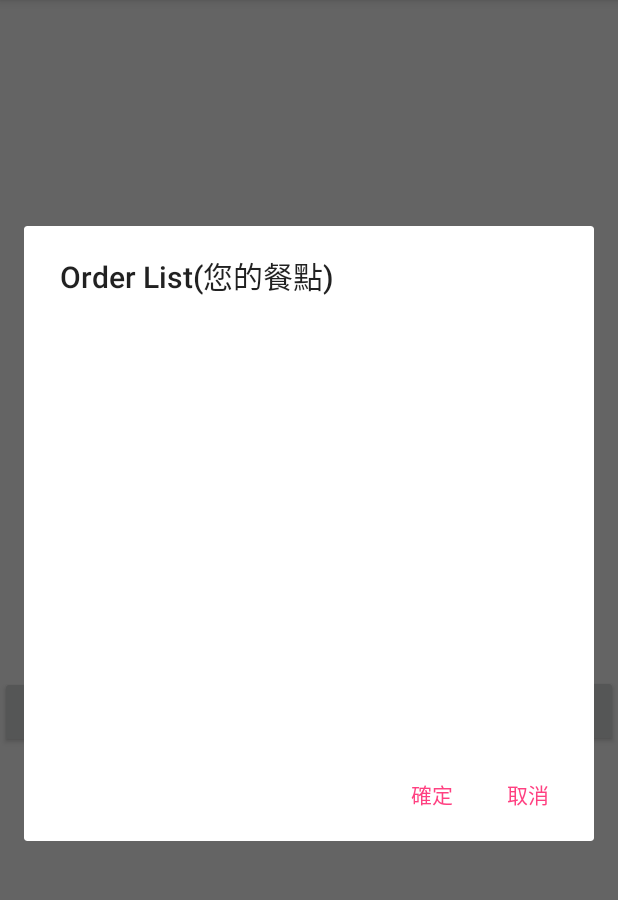
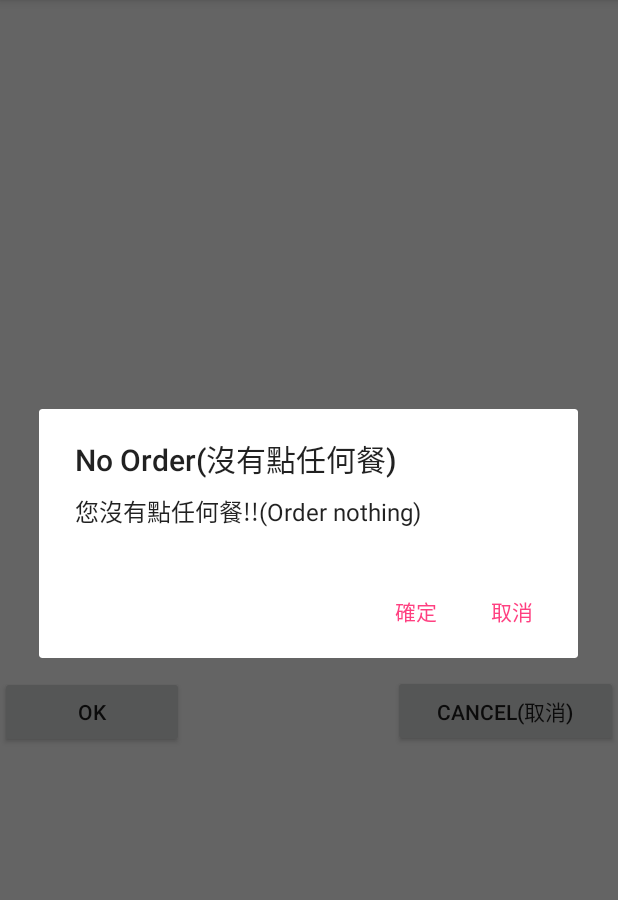
Before and after one commit to kown2007/OrderByYo, an Android app: the fragment NextOrderFragment shown on its own in the app's theme, after a tap on "OK", on a phone screen of 412 x 824 dp, the part 84-984 px from its top. Run offline under Robolectric (Android 15) with nearby library versions, the phone set to English and light mode, and no system bars; our stand-ins replace Firebase (no records; nobody signed in at launch, a user with empty details on screens opened directly); 3 statements that could not run were skipped.

```diff
--- a/app/src/main/java/com/myapplication/xuan/orderbyyo/NextOrderFragment.java
+++ b/app/src/main/java/com/myapplication/xuan/orderbyyo/NextOrderFragment.java
@@ -16,6 +16,7 @@ import android.widget.ArrayAdapter;
 import android.widget.Button;
 import android.widget.CheckedTextView;
 import android.widget.ListView;
+import android.widget.TextView;
 
 import com.google.firebase.database.DataSnapshot;
 import com.google.firebase.database.DatabaseError;
@@ -54,7 +55,8 @@ public class NextOrderFragment extends Fragment {
     private Button btnNextOK,btnNextC;
     public String choose1,choose2,OLG;
     private List nextList,myorderList,priceList,checklist;
-    private int total;
+    private int total=0;
+    private TextView tvTotal;
     MainActivity activity;
 
 
@@ -107,6 +109,7 @@ public class NextOrderFragment extends Fragment {
         listView_next = (ListView)view.findViewById(R.id.listView_next);
         btnNextOK = (Button)view.findViewById(R.id.btnNextOK);
         btnNextC = (Button)view.findViewById(R.id.btnNextCancel);
+
 
         nextList = new ArrayList();
         myorderList =new ArrayList();
@@ -172,20 +175,36 @@ public class NextOrderFragment extends Fragment {
             switch (v.getId()){
                 case R.id.btnNextOK:
                     Total();
+                    if(total==0){
+                        AlertDialog.Builder builder0 = new AlertDialog.Builder(getActivity());
+                        builder0.setTitle("No Order(沒有點任何餐)");
+                        builder0.setMessage("您沒有點任何餐!!(Order nothing)");
+                        builder0.setPositiveButton("取消", null);
+                        builder0.setNegativeButton("確定", new DialogInterface.OnClickListener() {
+                            @Override
+                            public void onClick(DialogInterface dialog, int which) {
+                                activity.CloseNextOrder();
+                            }
+                        });
+                        builder0.show();
+                    }else {
                         ListView lvCO =
                                 (ListView) vCheckOrder.findViewById(R.id.lv_CheckOrder);
+                        tvTotal = (TextView)vCheckOrder.findViewById(R.id.tvNextTotal);
+                        tvTotal.setText("Total:"+total+"$");
                         ArrayAdapter adapterCO =
-                            new ArrayAdapter(getActivity(),android.R.layout.simple_list_item_1,myorderList);
+                                new ArrayAdapter(getActivity(), android.R.layout.simple_list_item_1, myorderList);
                         lvCO.setAdapter(adapterCO);
+
                         AlertDialog.Builder builder = new AlertDialog.Builder(getActivity());
                         builder.setTitle("Order List(您的餐點)");
                         //
-                    if(vCheckOrder.getParent() != null){
-                        ((ViewGroup)vCheckOrder.getParent()).removeView(vCheckOrder);
+                        if (vCheckOrder.getParent() != null) {
+                            ((ViewGroup) vCheckOrder.getParent()).removeView(vCheckOrder);
                         }
                         //
                         builder.setView(vCheckOrder);
-                    builder.setPositiveButton("取消",null);
+                        builder.setPositiveButton("取消", null);
                         builder.setNegativeButton("確定", new DialogInterface.OnClickListener() {
                             @Override
                             public void onClick(DialogInterface dialog, int which) {
@@ -193,7 +212,7 @@ public class NextOrderFragment extends Fragment {
                             }
                         });
                         builder.show();
-
+                    }
                     break;
                 case R.id.btnNextCancel:
                     ((MainActivity)getActivity()).CloseNextOrder();
@@ -217,6 +236,7 @@ public class NextOrderFragment extends Fragment {
 
     public void Total(){
         myorderList.clear();
+        total = 0;
         for(int i=0;i<nextList.size();i++){
             if(checklist.get(i).equals(true)){
                 myorderList.add(nextList.get(i));
--- a/app/src/main/res/layout/content_main.xml
+++ b/app/src/main/res/layout/content_main.xml
@@ -6,7 +6,8 @@
     android:layout_height="match_parent"
     app:layout_behavior="@string/appbar_scrolling_view_behavior"
     tools:context="com.myapplication.xuan.orderbyyo.MainActivity"
-    tools:showIn="@layout/app_bar_main">
+    tools:showIn="@layout/app_bar_main"
+    android:orientation="vertical">
 
     <fragment
         android:id="@+id/fragment_Order"
--- a/app/src/main/res/layout/fragment_next_order.xml
+++ b/app/src/main/res/layout/fragment_next_order.xml
@@ -13,6 +13,8 @@
         android:layout_width="match_parent"
         android:layout_height="450dp" />
 
+
+
     <LinearLayout
         android:layout_width="match_parent"
         android:layout_height="wrap_content"
@@ -26,7 +28,7 @@
             android:text="OK" />
 
         <TextView
-            android:id="@+id/textView"
+            android:id="@+id/textview"
             android:layout_width="wrap_content"
             android:layout_height="wrap_content"
             android:layout_weight="4" />
```
Also changed, not shown: app/src/main/java/com/myapplication/xuan/orderbyyo/MainActivity.java (+15 -11 lines), app/src/main/java/com/myapplication/xuan/orderbyyo/OrderFragment.java (+26 -7 lines), app/src/main/res/layout/app_bar_main.xml (+8 -7 lines), app/src/main/res/layout/fragment_group_add.xml (+3 -6 lines), app/src/main/res/layout/orderchecklist.xml (+7 -0 lines). Lines whose indentation alone changed are shown as unchanged.
